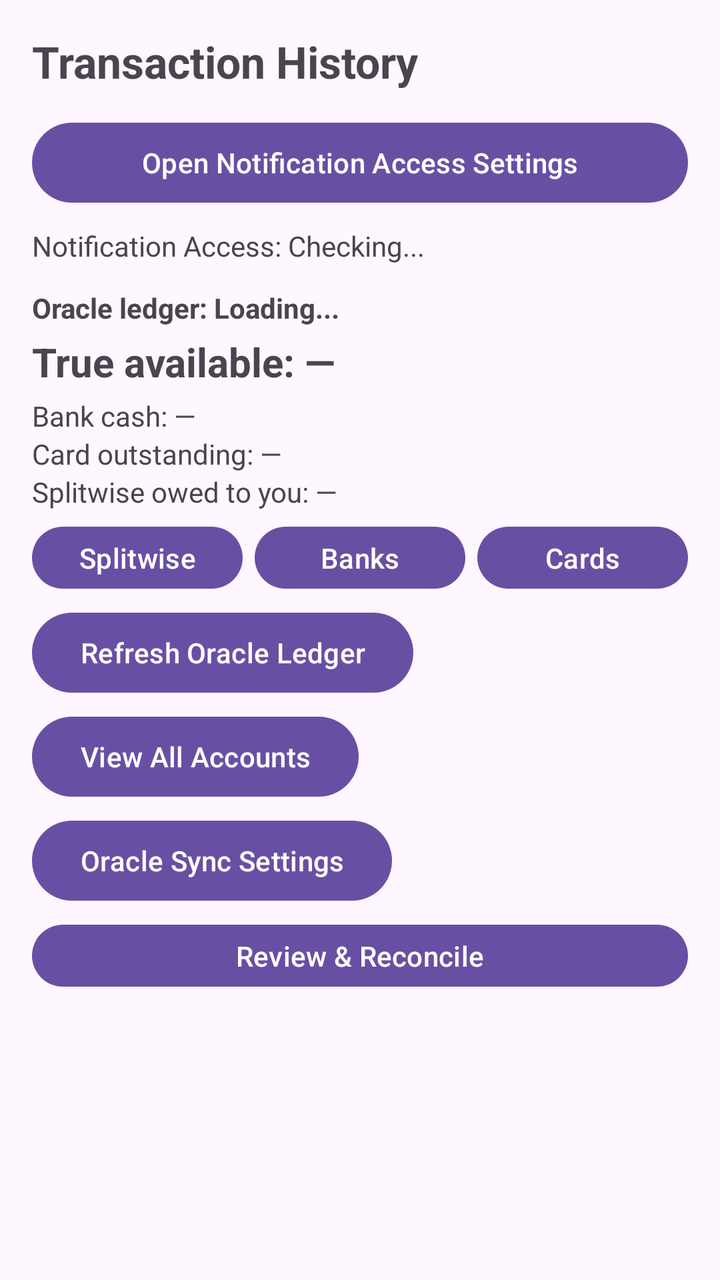
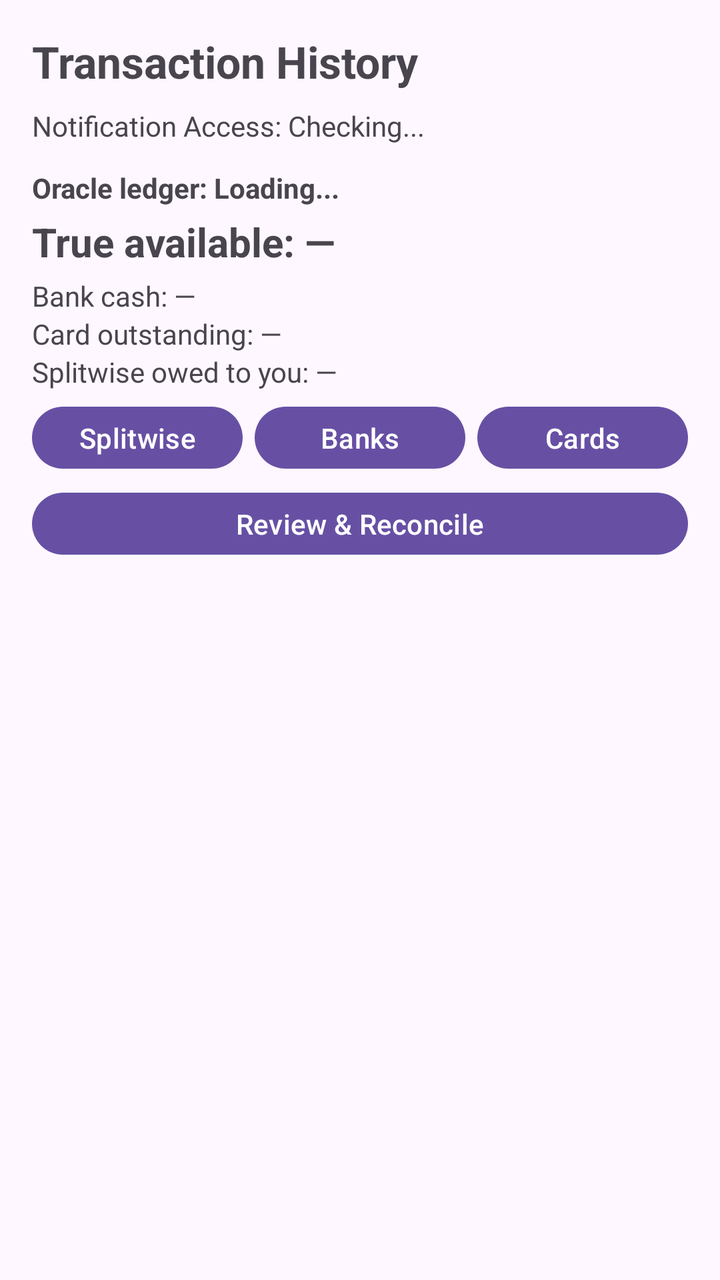

Compare the two renders of this Android layout. The source of the first and the diff that turns it into the second are given below.
<!-- AndroidManifest.xml: application theme Theme.FinanceSMSTracker -->
<!-- res/layout/activity_main.xml -->
<?xml version="1.0" encoding="utf-8"?>
<androidx.constraintlayout.widget.ConstraintLayout xmlns:android="http://schemas.android.com/apk/res/android"
    xmlns:app="http://schemas.android.com/apk/res-auto"
    xmlns:tools="http://schemas.android.com/tools"
    android:id="@+id/main"
    android:layout_width="match_parent"
    android:layout_height="match_parent"
    android:padding="16dp"
    tools:context=".MainActivity">

    <TextView
        android:id="@+id/textViewTitle"
        android:layout_width="wrap_content"
        android:layout_height="wrap_content"
        android:text="Transaction History"
        android:textSize="22sp"
        android:textStyle="bold"
        app:layout_constraintStart_toStartOf="parent"
        app:layout_constraintTop_toTopOf="parent" />

    <Button
        android:id="@+id/buttonOpenNotificationSettings"
        android:layout_width="0dp"
        android:layout_height="wrap_content"
        android:layout_marginTop="12dp"
        android:text="Open Notification Access Settings"
        app:layout_constraintEnd_toEndOf="parent"
        app:layout_constraintStart_toStartOf="parent"
        app:layout_constraintTop_toBottomOf="@id/textViewTitle" />

    <TextView
        android:id="@+id/textViewNotificationStatus"
        android:layout_width="0dp"
        android:layout_height="wrap_content"
        android:layout_marginTop="8dp"
        android:text="Notification Access: Checking..."
        android:textSize="14sp"
        app:layout_constraintEnd_toEndOf="parent"
        app:layout_constraintStart_toStartOf="parent"
        app:layout_constraintTop_toBottomOf="@id/buttonOpenNotificationSettings" />

    <LinearLayout
        android:id="@+id/oracleLedgerPanel"
        android:layout_width="0dp"
        android:layout_height="wrap_content"
        android:layout_marginTop="12dp"
        android:orientation="vertical"
        app:layout_constraintEnd_toEndOf="parent"
        app:layout_constraintStart_toStartOf="parent"
        app:layout_constraintTop_toBottomOf="@id/textViewNotificationStatus">

        <TextView
            android:id="@+id/textViewOracleStatus"
            android:layout_width="wrap_content"
            android:layout_height="wrap_content"
            android:text="Oracle ledger: Loading..."
            android:textSize="14sp"
            android:textStyle="bold" />

        <TextView
            android:id="@+id/textViewTrueAvailable"
            android:layout_width="wrap_content"
            android:layout_height="wrap_content"
            android:layout_marginTop="4dp"
            android:text="True available: —"
            android:textSize="20sp"
            android:textStyle="bold" />

        <TextView
            android:id="@+id/textViewBankCash"
            android:layout_width="wrap_content"
            android:layout_height="wrap_content"
            android:layout_marginTop="4dp"
            android:text="Bank cash: —"
            android:textSize="14sp" />

        <TextView
            android:id="@+id/textViewCardOutstanding"
            android:layout_width="wrap_content"
            android:layout_height="wrap_content"
            android:text="Card outstanding: —"
            android:textSize="14sp" />

        <TextView
            android:id="@+id/textViewSplitwiseReceivable"
            android:layout_width="wrap_content"
            android:layout_height="wrap_content"
            android:text="Splitwise owed to you: —"
            android:textSize="14sp" />

        <LinearLayout
            android:layout_width="match_parent"
            android:layout_height="wrap_content"
            android:layout_marginTop="4dp"
            android:orientation="horizontal">

            <Button
                android:id="@+id/buttonEditSplitwise"
                android:layout_width="0dp"
                android:layout_height="wrap_content"
                android:layout_weight="1"
                android:minHeight="0dp"
                android:paddingStart="4dp"
                android:paddingEnd="4dp"
                android:text="Splitwise" />

            <Button
                android:id="@+id/buttonEditBankAccounts"
                android:layout_width="0dp"
                android:layout_height="wrap_content"
                android:layout_marginStart="6dp"
                android:layout_weight="1"
                android:minHeight="0dp"
                android:paddingStart="4dp"
                android:paddingEnd="4dp"
                android:text="Banks" />

            <Button
                android:id="@+id/buttonEditCreditCards"
                android:layout_width="0dp"
                android:layout_height="wrap_content"
                android:layout_marginStart="6dp"
                android:layout_weight="1"
                android:minHeight="0dp"
                android:paddingStart="4dp"
                android:paddingEnd="4dp"
                android:text="Cards" />
        </LinearLayout>

        <Button
            android:id="@+id/buttonRefreshOracle"
            android:layout_width="wrap_content"
            android:layout_height="wrap_content"
            android:layout_marginTop="4dp"
            android:text="Refresh Oracle Ledger" />

        <Button
            android:id="@+id/buttonViewAccounts"
            android:layout_width="wrap_content"
            android:layout_height="wrap_content"
            android:layout_marginTop="4dp"
            android:text="View All Accounts" />

        <Button
            android:id="@+id/buttonOracleSettings"
            android:layout_width="wrap_content"
            android:layout_height="wrap_content"
            android:layout_marginTop="4dp"
            android:text="Oracle Sync Settings" />
    </LinearLayout>

    <Button
        android:id="@+id/buttonReviewReconcile"
        android:layout_width="0dp"
        android:layout_height="wrap_content"
        android:layout_marginTop="4dp"
        android:minHeight="0dp"
        android:paddingStart="8dp"
        android:paddingEnd="8dp"
        android:text="Review &amp; Reconcile"
        app:layout_constraintEnd_toEndOf="parent"
        app:layout_constraintStart_toStartOf="parent"
        app:layout_constraintTop_toBottomOf="@id/oracleLedgerPanel" />

    <androidx.recyclerview.widget.RecyclerView
        android:id="@+id/recyclerViewTransactions"
        android:layout_width="0dp"
        android:layout_height="0dp"
        android:layout_marginTop="12dp"
        app:layout_constraintBottom_toBottomOf="parent"
        app:layout_constraintEnd_toEndOf="parent"
        app:layout_constraintStart_toStartOf="parent"
        app:layout_constraintTop_toBottomOf="@id/buttonReviewReconcile"
        tools:listitem="@layout/item_transaction" />

    <TextView
        android:id="@+id/textViewEmpty"
        android:layout_width="wrap_content"
        android:layout_height="wrap_content"
        android:text="No transactions found."
        android:textSize="16sp"
        android:visibility="gone"
        app:layout_constraintBottom_toBottomOf="parent"
        app:layout_constraintEnd_toEndOf="parent"
        app:layout_constraintStart_toStartOf="parent"
        app:layout_constraintTop_toTopOf="@id/recyclerViewTransactions" />

</androidx.constraintlayout.widget.ConstraintLayout>
<!-- res/layout/item_transaction.xml (included above) -->
<?xml version="1.0" encoding="utf-8"?>
<androidx.cardview.widget.CardView xmlns:android="http://schemas.android.com/apk/res/android"
    xmlns:app="http://schemas.android.com/apk/res-auto"
    android:layout_width="match_parent"
    android:layout_height="wrap_content"
    android:layout_marginBottom="8dp"
    app:cardCornerRadius="8dp"
    app:cardElevation="2dp">

    <LinearLayout
        android:layout_width="match_parent"
        android:layout_height="wrap_content"
        android:orientation="vertical"
        android:padding="12dp">

        <LinearLayout
            android:layout_width="match_parent"
            android:layout_height="wrap_content"
            android:orientation="horizontal">

            <TextView
                android:id="@+id/textViewMerchant"
                android:layout_width="0dp"
                android:layout_height="wrap_content"
                android:layout_weight="1"
                android:text="Merchant / Payee"
                android:textColor="@android:color/black"
                android:textSize="16sp"
                android:textStyle="bold" />

            <TextView
                android:id="@+id/textViewAmount"
                android:layout_width="wrap_content"
                android:layout_height="wrap_content"
                android:text="₹0.00"
                android:textSize="16sp"
                android:textStyle="bold" />
        </LinearLayout>

        <LinearLayout
            android:layout_width="match_parent"
            android:layout_height="wrap_content"
            android:layout_marginTop="4dp"
            android:orientation="horizontal">

            <TextView
                android:id="@+id/textViewCategory"
                android:layout_width="wrap_content"
                android:layout_height="wrap_content"
                android:background="#E0E0E0"
                android:paddingHorizontal="6dp"
                android:paddingVertical="2dp"
                android:text="CATEGORY"
                android:textSize="12sp"
                android:textStyle="bold" />

            <TextView
                android:id="@+id/textViewType"
                android:layout_width="wrap_content"
                android:layout_height="wrap_content"
                android:layout_marginStart="8dp"
                android:text="DEBIT"
                android:textSize="12sp" />

            <TextView
                android:id="@+id/textViewPaymentMethod"
                android:layout_width="0dp"
                android:layout_height="wrap_content"
                android:layout_weight="1"
                android:layout_marginStart="8dp"
                android:text="UPI"
                android:textSize="12sp" />

            <TextView
                android:id="@+id/textViewBank"
                android:layout_width="wrap_content"
                android:layout_height="wrap_content"
                android:text="HDFC"
                android:textSize="12sp" />
        </LinearLayout>

        <TextView
            android:id="@+id/textViewDateTime"
            android:layout_width="match_parent"
            android:layout_height="wrap_content"
            android:layout_marginTop="6dp"
            android:text="12 Oct 2023, 10:30 AM"
            android:textSize="11sp"
            android:textColor="@android:color/darker_gray" />

    </LinearLayout>
</androidx.cardview.widget.CardView>
<!-- resources referenced by this layout -->
<resources>
  <style name="Theme.FinanceSMSTracker" parent="Base.Theme.FinanceSMSTracker" />
  <style name="Base.Theme.FinanceSMSTracker" parent="Theme.Material3.DayNight.NoActionBar">
          
          
      </style>
</resources>

<!-- the commit's change to res/layout/activity_main.xml (unified diff, before → after) -->
@@ -24,6 +24,7 @@
         android:layout_height="wrap_content"
         android:layout_marginTop="12dp"
         android:text="Open Notification Access Settings"
+        android:visibility="gone"
         app:layout_constraintEnd_toEndOf="parent"
         app:layout_constraintStart_toStartOf="parent"
         app:layout_constraintTop_toBottomOf="@id/textViewTitle" />
@@ -127,26 +128,6 @@
                 android:text="Cards" />
         </LinearLayout>
 
-        <Button
-            android:id="@+id/buttonRefreshOracle"
-            android:layout_width="wrap_content"
-            android:layout_height="wrap_content"
-            android:layout_marginTop="4dp"
-            android:text="Refresh Oracle Ledger" />
-
-        <Button
-            android:id="@+id/buttonViewAccounts"
-            android:layout_width="wrap_content"
-            android:layout_height="wrap_content"
-            android:layout_marginTop="4dp"
-            android:text="View All Accounts" />
-
-        <Button
-            android:id="@+id/buttonOracleSettings"
-            android:layout_width="wrap_content"
-            android:layout_height="wrap_content"
-            android:layout_marginTop="4dp"
-            android:text="Oracle Sync Settings" />
     </LinearLayout>
 
     <Button
